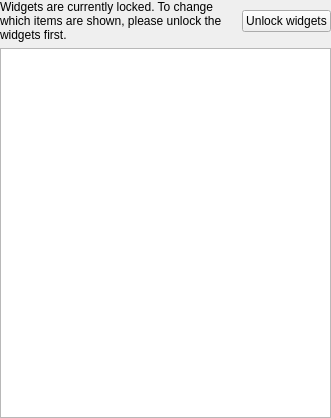
First picture: the form in plasma/generic/applets/systemtray/ui/visibleitems.ui, repository mgottschlag/kwin-tiling, before the edit.
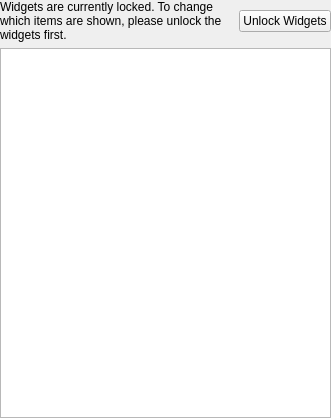
Second picture: the form after the edit. Custom widgets are drawn as their Qt base class.

Diff of the .ui file:
```diff
--- a/plasma/generic/applets/systemtray/ui/visibleitems.ui
+++ b/plasma/generic/applets/systemtray/ui/visibleitems.ui
@@ -27,7 +27,7 @@
    <item row="0" column="1">
     <widget class="QPushButton" name="unlockButton">
      <property name="text">
-      <string>Unlock widgets</string>
+      <string>Unlock Widgets</string>
      </property>
     </widget>
    </item>
```
